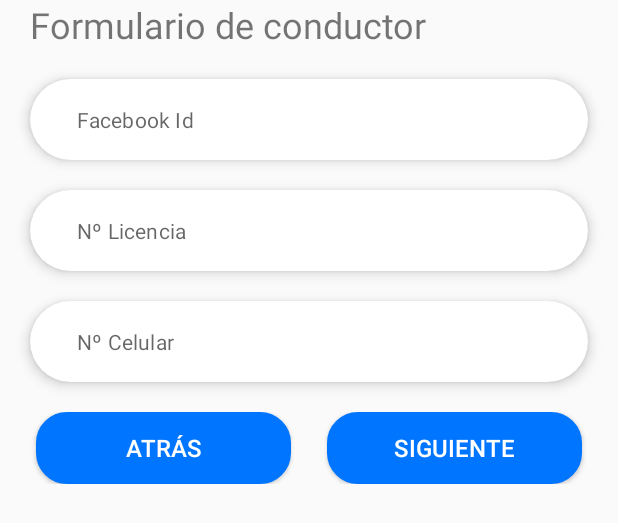
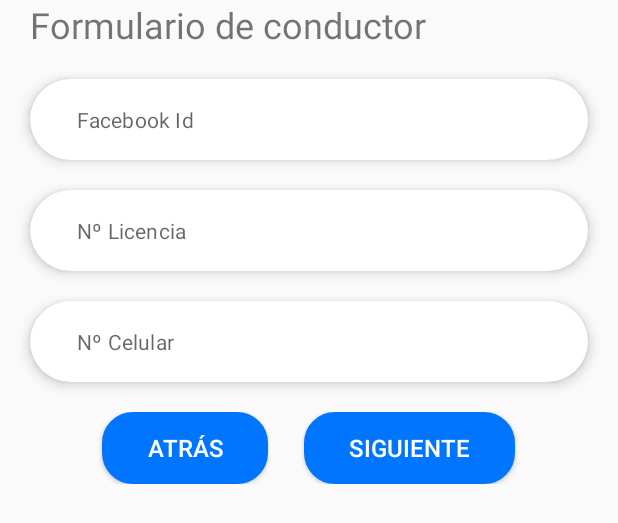
Before and after one commit to GOES-UPC/Android-GOES, an Android app: the layout fragment_register_driver_information.xml on its own in the app's theme, with its tools: preview values and no code run, on a phone screen of 412 x 824 dp. Shown: the top 523 px of the screen. Run offline under Robolectric (Android 15) with nearby library versions, the phone set to English and light mode, and no system bars.

Commit message:
fix: interfaz de registro

```diff
--- a/app/src/main/java/com/simplife/skip/util/Constantes.kt
+++ b/app/src/main/java/com/simplife/skip/util/Constantes.kt
@@ -5,6 +5,7 @@ package com.simplife.skip.util
 
 //const val URL_API = "http://192.168.1.62:6060/" //Bryan
 //const val URL_API = "http://192.168.1.2:6060/" //Pepino
-const val URL_API = "http://192.168.0.8:6060/" //César
+//const val URL_API = "http://192.168.0.8:8080/" //César
+const val URL_API = "https://goesupc.mybluemix.net/"
 const val API_KEY = "AIzaSyBBqph0jQU_8qqrqypG35bQazc29sUanjo"
 const val URL_API_GOOGLE_MAPS = "https://maps.googleapis.com/"
--- a/app/src/main/res/layout/fragment_register_driver_information.xml
+++ b/app/src/main/res/layout/fragment_register_driver_information.xml
@@ -108,7 +108,7 @@
             android:layout_marginVertical="10dp">
             <Button
                 android:id="@+id/back_button_driver_info"
-                android:layout_width="170dp"
+                android:layout_width="wrap_content"
                 android:paddingHorizontal="30dp"
                 android:layout_height="wrap_content"
                 android:text="Atrás"
@@ -119,7 +119,7 @@
 
             <Button
                 android:id="@+id/next_button_driver_info"
-                android:layout_width="170dp"
+                android:layout_width="wrap_content"
                 android:layout_height="wrap_content"
                 android:paddingHorizontal="30dp"
                 android:text="Siguiente"
--- a/app/src/main/res/layout/fragment_register_form_general.xml
+++ b/app/src/main/res/layout/fragment_register_form_general.xml
@@ -207,7 +207,7 @@
         android:layout_marginVertical="10dp">
         <Button
             android:id="@+id/back_button_general_register"
-            android:layout_width="170dp"
+            android:layout_width="wrap_content"
             android:paddingHorizontal="30dp"
             android:layout_height="wrap_content"
             android:text="Atrás"
@@ -218,7 +218,7 @@
 
         <Button
             android:id="@+id/next_button_general_register"
-            android:layout_width="170dp"
+            android:layout_width="wrap_content"
             android:layout_height="wrap_content"
             android:paddingHorizontal="30dp"
             android:text="Siguiente"
--- a/app/src/main/res/layout/fragment_vehicle_information.xml
+++ b/app/src/main/res/layout/fragment_vehicle_information.xml
@@ -193,7 +193,7 @@
         android:layout_marginVertical="10dp">
         <Button
             android:id="@+id/back_button_driver_vehicle"
-            android:layout_width="170dp"
+            android:layout_width="wrap_content"
             android:paddingHorizontal="30dp"
             android:layout_height="wrap_content"
             android:text="Atrás"
@@ -204,7 +204,7 @@
 
         <Button
             android:id="@+id/confirm_button_driver_register"
-            android:layout_width="170dp"
+            android:layout_width="wrap_content"
             android:layout_height="wrap_content"
             android:paddingHorizontal="30dp"
             android:text="CONFIRMAR"
```
Also changed, not shown: app/src/main/java/com/simplife/skip/interfaces/ViajeApiService.kt (+0 -9 lines).
